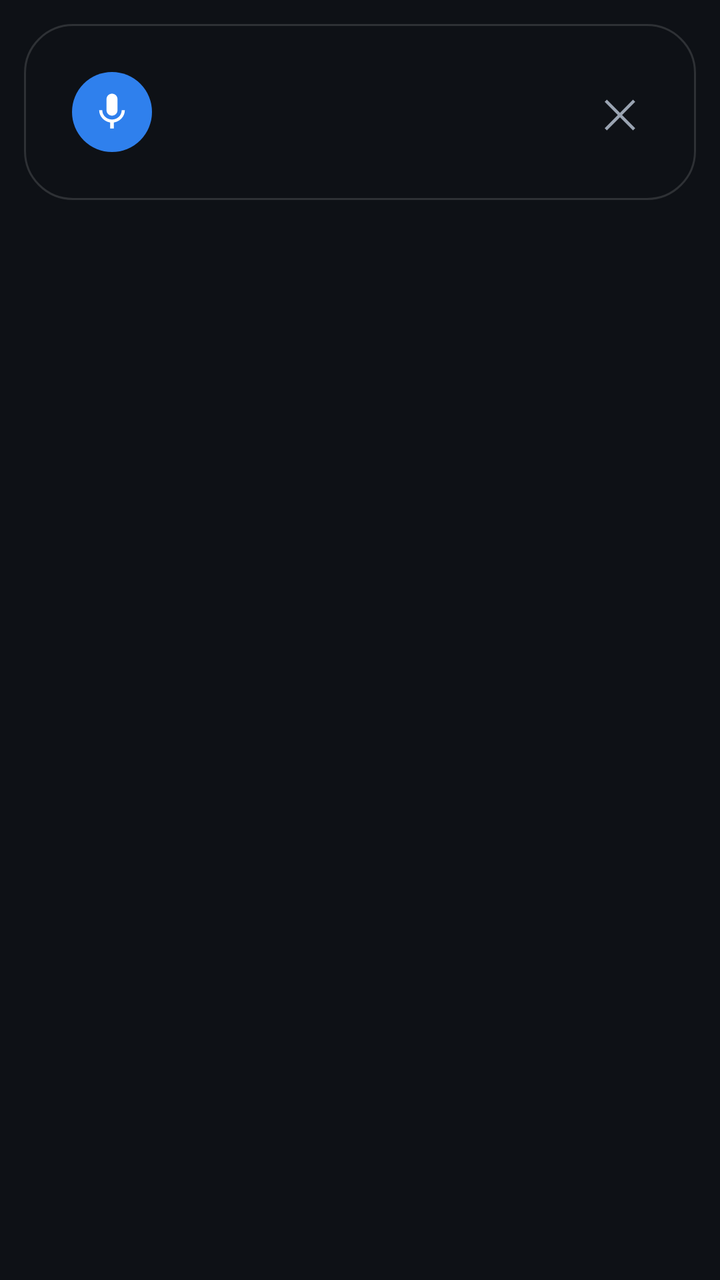
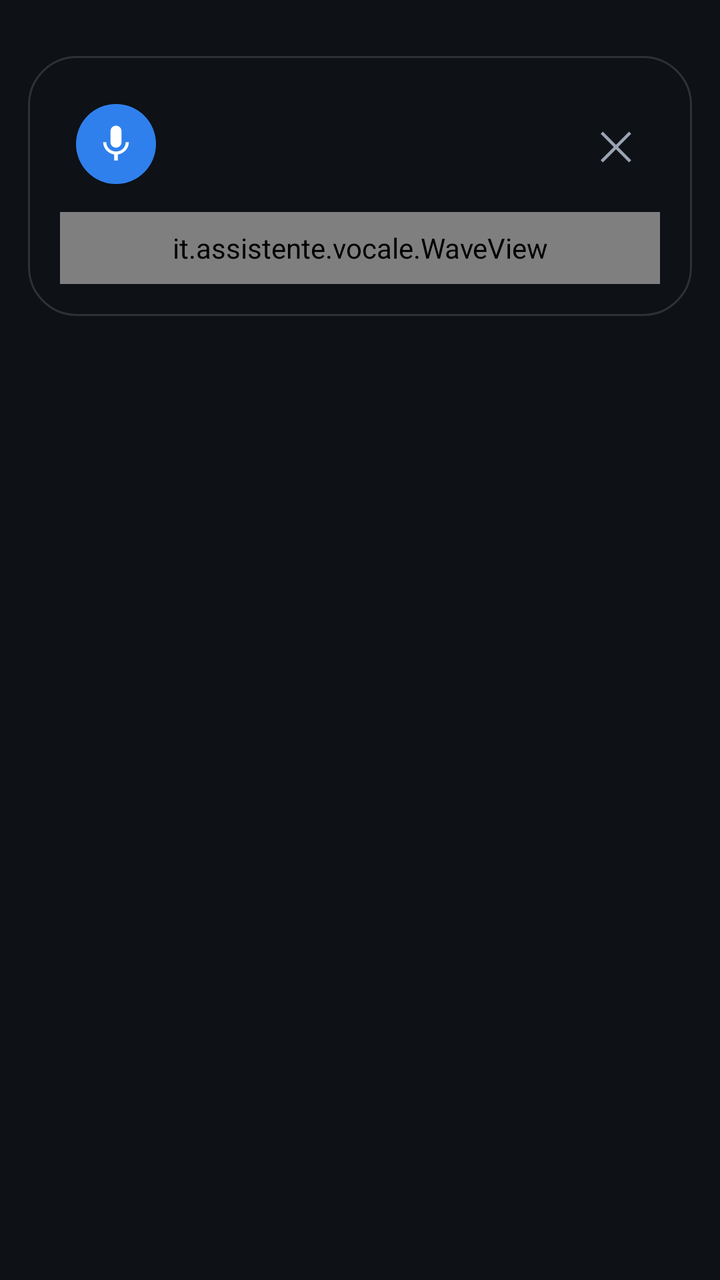

An Android layout rendered at two revisions. The XML below is the earlier revision; the diff shows what the commit changed to produce the second picture.
<!-- AndroidManifest.xml: application theme Theme.Assistente -->
<!-- res/layout/overlay_assistant.xml -->
<?xml version="1.0" encoding="utf-8"?>
<FrameLayout xmlns:android="http://schemas.android.com/apk/res/android"
    android:layout_width="match_parent"
    android:layout_height="wrap_content"
    android:paddingStart="12dp"
    android:paddingTop="12dp"
    android:paddingEnd="12dp"
    android:paddingBottom="56dp">

    <include layout="@layout/assistant_card" />
</FrameLayout>
<!-- res/layout/assistant_card.xml (included above) -->
<?xml version="1.0" encoding="utf-8"?>
<LinearLayout xmlns:android="http://schemas.android.com/apk/res/android"
    android:id="@+id/card"
    android:layout_width="match_parent"
    android:layout_height="wrap_content"
    android:background="@drawable/card_bg"
    android:clickable="true"
    android:elevation="12dp"
    android:orientation="vertical"
    android:padding="16dp">

    <LinearLayout
        android:layout_width="match_parent"
        android:layout_height="wrap_content"
        android:gravity="center_vertical"
        android:orientation="horizontal">

        <FrameLayout
            android:layout_width="56dp"
            android:layout_height="56dp">

            <View
                android:id="@+id/circle"
                android:layout_width="40dp"
                android:layout_height="40dp"
                android:layout_gravity="center"
                android:background="@drawable/circle"
                android:backgroundTint="@color/listening" />

            <ImageView
                android:layout_width="22dp"
                android:layout_height="22dp"
                android:layout_gravity="center"
                android:importantForAccessibility="no"
                android:src="@drawable/ic_mic" />
        </FrameLayout>

        <LinearLayout
            android:layout_width="0dp"
            android:layout_height="wrap_content"
            android:layout_marginStart="12dp"
            android:layout_weight="1"
            android:orientation="vertical">

            <TextView
                android:id="@+id/message"
                android:layout_width="match_parent"
                android:layout_height="wrap_content"
                android:textColor="@color/text_dim"
                android:textSize="14sp" />

            
            <TextView
                android:id="@+id/transcript"
                android:layout_width="match_parent"
                android:layout_height="wrap_content"
                android:layout_marginTop="2dp"
                android:textColor="@color/text"
                android:textSize="22sp"
                android:textStyle="bold" />
        </LinearLayout>

        <TextView
            android:id="@+id/cancel"
            android:layout_width="44dp"
            android:layout_height="44dp"
            android:layout_marginStart="8dp"
            android:background="?android:attr/selectableItemBackgroundBorderless"
            android:contentDescription="Annulla"
            android:gravity="center"
            android:text="✕"
            android:textColor="@color/text_dim"
            android:textSize="20sp" />
    </LinearLayout>

    <LinearLayout
        android:id="@+id/options"
        android:layout_width="match_parent"
        android:layout_height="wrap_content"
        android:layout_marginTop="4dp"
        android:orientation="vertical"
        android:visibility="gone" />
</LinearLayout>
<!-- resources referenced by this layout -->
<resources>
  <color name="listening">#FF2F80ED</color>
  <color name="text">#FFF2F4F7</color>
  <color name="text_dim">#FF9AA4B2</color>
  <!-- drawable card_bg (drawable) -->
  <shape xmlns:android="http://schemas.android.com/apk/res/android" android:shape="rectangle">
      <solid android:color="@color/bg" />
      <corners android:radius="24dp" />
      <stroke android:width="1dp" android:color="#22FFFFFF" />
  </shape>
  <!-- drawable circle (drawable) -->
  <shape xmlns:android="http://schemas.android.com/apk/res/android" android:shape="oval">
      <solid android:color="#FFFFFFFF" />
  </shape>
  <!-- drawable ic_mic (drawable) -->
  <vector xmlns:android="http://schemas.android.com/apk/res/android"
      android:width="24dp" android:height="24dp"
      android:viewportWidth="24" android:viewportHeight="24">
      <path android:fillColor="#FFFFFFFF"
          android:pathData="M12,14c1.66,0 3,-1.34 3,-3V5c0,-1.66 -1.34,-3 -3,-3S9,3.34 9,5v6C9,12.66 10.34,14 12,14zM17.3,11c0,3 -2.54,5.1 -5.3,5.1S6.7,14 6.7,11H5c0,3.41 2.72,6.23 6,6.72V21h2v-3.28c3.28,-0.48 6,-3.3 6,-6.72H17.3z" />
  </vector>
  <style name="Theme.Assistente" parent="android:Theme.Material.NoActionBar">
          <item name="android:colorAccent">@color/listening</item>
          <item name="android:windowBackground">@color/bg</item>
          <item name="android:statusBarColor">@color/bg</item>
          <item name="android:navigationBarColor">@color/bg</item>
          <item name="android:textColorPrimary">@color/text</item>
          <item name="android:textColorSecondary">@color/text_dim</item>
      </style>
  <color name="bg">#FF0E1116</color>
</resources>

<!-- the commit's change to res/layout/overlay_assistant.xml (unified diff, before → after) -->
@@ -2,9 +2,10 @@
 <FrameLayout xmlns:android="http://schemas.android.com/apk/res/android"
     android:layout_width="match_parent"
     android:layout_height="wrap_content"
-    android:paddingStart="12dp"
-    android:paddingTop="12dp"
-    android:paddingEnd="12dp"
+    android:clipToPadding="false"
+    android:paddingStart="14dp"
+    android:paddingTop="28dp"
+    android:paddingEnd="14dp"
     android:paddingBottom="56dp">
 
     <include layout="@layout/assistant_card" />
@@ -17,7 +18,7 @@
     android:layout_height="wrap_content"
     android:background="@drawable/card_bg"
     android:clickable="true"
-    android:elevation="12dp"
+    android:elevation="16dp"
     android:orientation="vertical"
     android:padding="16dp">
 
@@ -85,6 +86,13 @@
             android:textSize="20sp" />
     </LinearLayout>
 
+    
+    <it.assistente.vocale.WaveView
+        android:id="@+id/waves"
+        android:layout_width="match_parent"
+        android:layout_height="36dp"
+        android:layout_marginTop="6dp" />
+
     <LinearLayout
         android:id="@+id/options"
         android:layout_width="match_parent"
